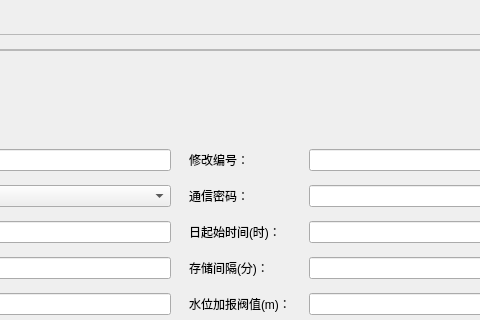
This is workdir/RTU_Parameter_Settings/basicpage.ui in res-590/rtu-setting as Qt 5 draws it before an edit; both pictures show x 375 to 855 and y 115 to 435 of the 1100 by 760 pixel window. The edited form follows.
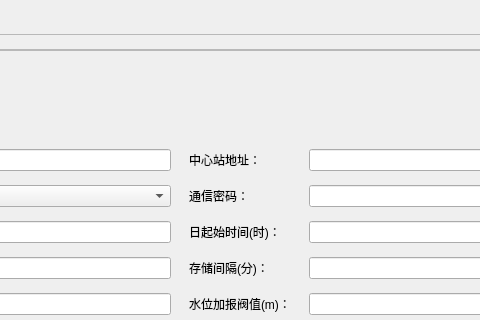
This is the edited form.

Patch:
```diff
--- a/workdir/RTU_Parameter_Settings/basicpage.ui
+++ b/workdir/RTU_Parameter_Settings/basicpage.ui
@@ -199,7 +199,7 @@
             <item row="0" column="2">
              <widget class="QLabel" name="labelModifyId">
               <property name="text">
-               <string>修改编号：</string>
+               <string>中心站地址：</string>
               </property>
              </widget>
             </item>
```
